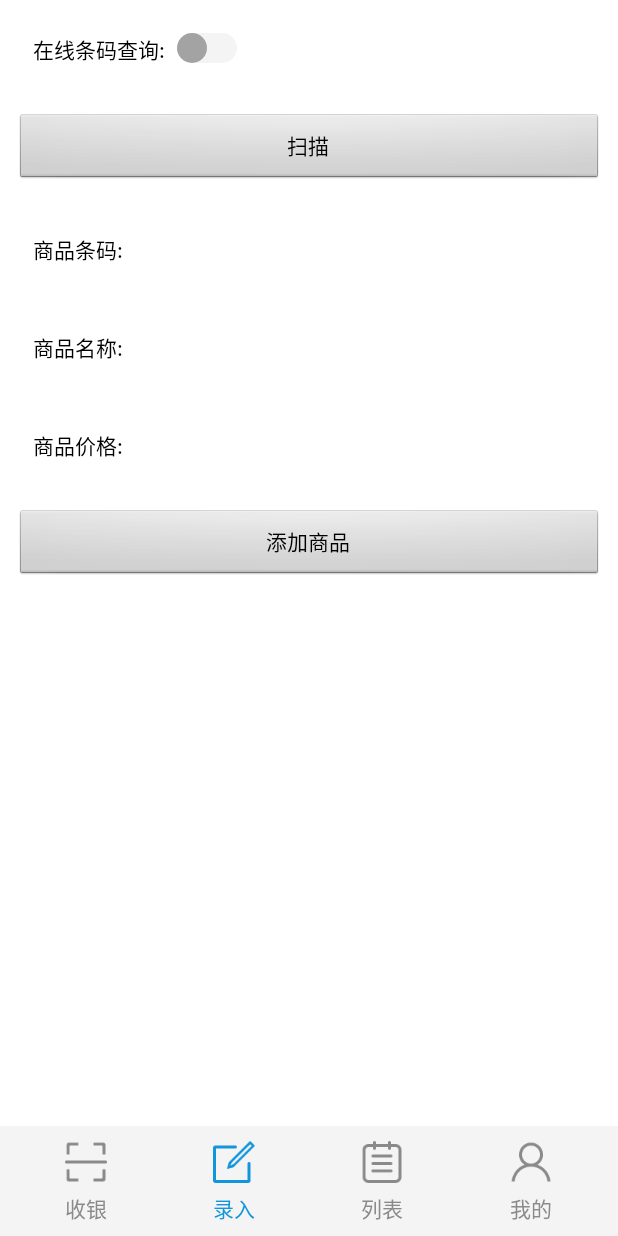
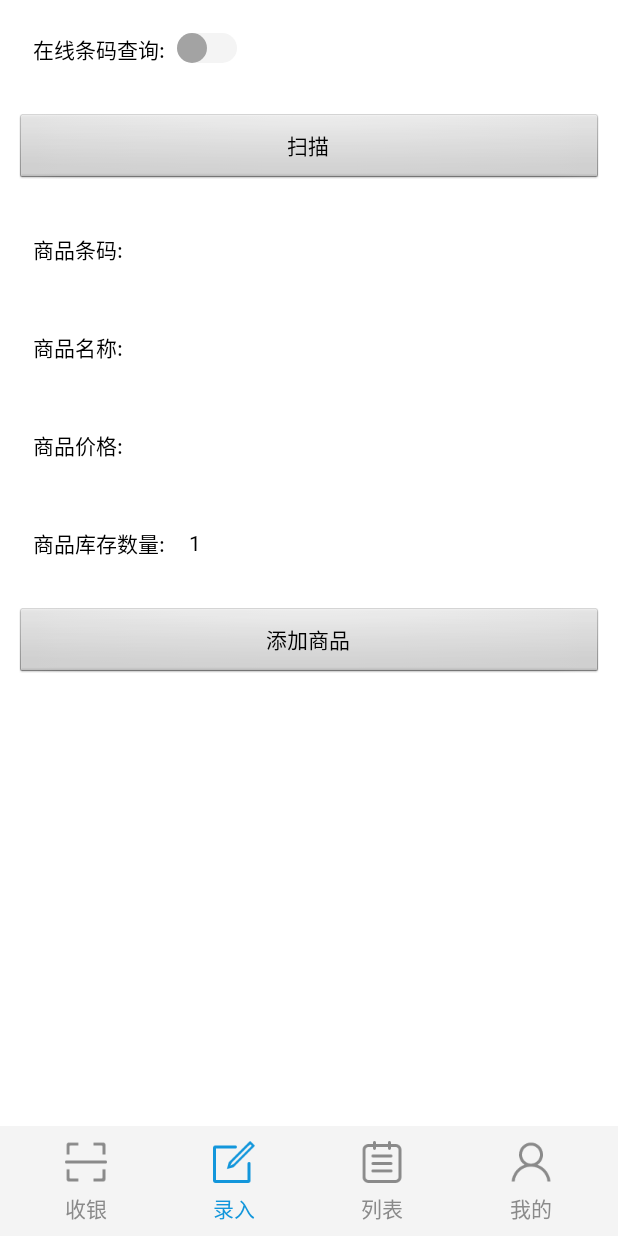
Before and after one commit to hongyang1657/SupermarketSystem, an Android app: the screen it shows after launch (MainActivity), after a tap on "添加商品", on a phone screen of 412 x 824 dp. Run offline under Robolectric (Android 15) with nearby library versions, the phone set to English and light mode, and no system bars; our stand-ins replace Picasso; libraries missing offline, so code that uses them is left out: rx.schedulers; pictures from the network do not load; 5 statements that could not run were skipped; 3 other taps on this screen came first.

```diff
--- a/app/src/main/java/com/hongy/supermarketsystem/fragment/CashierFragment.java
+++ b/app/src/main/java/com/hongy/supermarketsystem/fragment/CashierFragment.java
@@ -26,19 +26,23 @@ import com.hongy.supermarketsystem.bean.Goods;
 import com.hongy.supermarketsystem.fragment.adapter.GoodsAdapter;
 import com.hongy.supermarketsystem.utils.Constant;
 import com.hongy.supermarketsystem.utils.DataBaseUtil;
+import com.hongy.supermarketsystem.utils.L;
 import com.hongy.supermarketsystem.zxing.activity.CaptureActivity;
 
 import java.util.ArrayList;
+import java.util.HashSet;
 import java.util.List;
+import java.util.Set;
 
 import static android.app.Activity.RESULT_OK;
 
-public class CashierFragment extends Fragment {
+public class CashierFragment extends Fragment implements GoodsAdapter.IitemSelect{
 
     private Button btScan;
     private RecyclerView recyclerView;
     private CheckBox cbTotal;
     private Button btTotal;
+    private TextView tvTotalPrice;
     private GoodsAdapter adapter;
     private List<Goods> goodsList = new ArrayList<>();
 
@@ -56,7 +60,8 @@ public class CashierFragment extends Fragment {
         recyclerView = view.findViewById(R.id.recycler_view_cashier_list);
         cbTotal = view.findViewById(R.id.cb_total);
         btTotal = view.findViewById(R.id.bt_settle_accounts);
-        adapter = new GoodsAdapter(goodsList);
+        tvTotalPrice = view.findViewById(R.id.tv_total);
+        adapter = new GoodsAdapter(goodsList,this);
         recyclerView.setLayoutManager(new LinearLayoutManager(getActivity()));
         recyclerView.setAdapter(adapter);
         btScan.setOnClickListener(new View.OnClickListener() {
@@ -119,7 +124,39 @@ public class CashierFragment extends Fragment {
     }
 
     private void searchGoods(String scanResult){
-        goodsList.addAll(DataBaseUtil.queryByBarcode(scanResult));
+        boolean isRepetition = false;
+        //判断如果清单中已经有该商品，则不添加新的item，而是在该商品数量上加一
+        List<Goods> scanResultList = DataBaseUtil.queryByBarcode(scanResult);
+        if (goodsList.size()==0){
+            isRepetition = false;
+        }
+
+        for (int i=0;i<goodsList.size();i++){
+            if (goodsList.get(i).getBarCode().equals(scanResultList.get(0).getBarCode())){          //列表中已经有该商品
+                goodsList.get(i).setNumble(goodsList.get(i).getNumble()+1);
+                L.i("121211111111111212"+scanResultList.get(0).toString());
+                isRepetition = true;
+            }
+        }
+
+        if (!isRepetition){
+            goodsList.add(scanResultList.get(0));
+        }
+
         adapter.notifyData(goodsList);
     }
+
+    /**
+     * 购物车里商品信息改变
+     * @param position  item位置
+     * @param isCheck   是否选中
+     * @param price     价格
+     * @param num   数量
+     */
+    @Override
+    public void onItemChecked(int position,boolean isCheck,String price,int num) {
+        L.i("position:"+position+" ischeck:"+isCheck+" price:"+price+"  num:"+num);
+        Set<Integer> set = new HashSet<>();
+
+    }
 }
--- a/app/src/main/java/com/hongy/supermarketsystem/fragment/EnteringFragment.java
+++ b/app/src/main/java/com/hongy/supermarketsystem/fragment/EnteringFragment.java
@@ -41,7 +41,7 @@ public class EnteringFragment extends Fragment {
 
     private String appcode = "APPCODE 5353076bdf71427c8c8aa5ab97eec66c";
     private Button btScan,btAddGoods;
-    private EditText etBarCode,etGoodsName,etGoodsPrice;
+    private EditText etBarCode,etGoodsName,etGoodsPrice,etGoodsNum;
     private Switch aSwitch;
     private boolean isUseOnlineGoodsSearch = false;
 
@@ -59,6 +59,7 @@ public class EnteringFragment extends Fragment {
         etBarCode = view.findViewById(R.id.et_bar_code);
         etGoodsName = view.findViewById(R.id.et_goods_name);
         etGoodsPrice = view.findViewById(R.id.et_goods_price);
+        etGoodsNum = view.findViewById(R.id.et_goods_num);
         aSwitch = view.findViewById(R.id.sw);
         btScan.setOnClickListener(new View.OnClickListener() {
             @Override
@@ -103,10 +104,11 @@ public class EnteringFragment extends Fragment {
         String goodsName = etGoodsName.getText().toString().trim();
         String goodsPrice = etGoodsPrice.getText().toString().trim();
         String goodsBarcode = etBarCode.getText().toString().trim();
+        int goodsNum = Integer.valueOf(etGoodsNum.getText().toString().trim());
         if ("".equals(goodsName)||"".equals(goodsPrice)||"".equals(goodsBarcode)){
             Toast.makeText(getActivity(), "商品信息不能为空", Toast.LENGTH_SHORT).show();
         }else {
-            Goods goods = new Goods(goodsName,goodsPrice,goodsBarcode,Constant.goodsIconList[new Random().nextInt(22)],true);
+            Goods goods = new Goods(goodsName,goodsPrice,goodsBarcode,Constant.goodsIconList[new Random().nextInt(22)],1,true);
             DataBaseUtil.insertData(goods);
             etGoodsName.setText("");
             etGoodsPrice.setText("");
--- a/app/src/main/java/com/hongy/supermarketsystem/fragment/ListFragment.java
+++ b/app/src/main/java/com/hongy/supermarketsystem/fragment/ListFragment.java
@@ -19,7 +19,7 @@ import com.hongy.supermarketsystem.utils.L;
 import java.util.ArrayList;
 import java.util.List;
 
-public class ListFragment extends Fragment {
+public class ListFragment extends Fragment implements GoodsAdapter.IitemSelect{
 
     private List<Goods> goodsList = new ArrayList<>();
     private GoodsAdapter adapter;
@@ -36,13 +36,12 @@ public class ListFragment extends Fragment {
     @Override
     public void onResume() {
         super.onResume();
-        L.i("onResume");
         refreshData();
     }
 
     private void initView(View view){
         recyclerView = view.findViewById(R.id.recycler_view_search_list);
-        adapter = new GoodsAdapter(goodsList);
+        adapter = new GoodsAdapter(goodsList,this);
         recyclerView.setLayoutManager(new LinearLayoutManager(getActivity()));
         recyclerView.setAdapter(adapter);
     }
@@ -50,8 +49,13 @@ public class ListFragment extends Fragment {
     private void refreshData(){
         goodsList = DataBaseUtil.queryAll();
         for (int i=0;i<goodsList.size();i++){
-            L.i("goodsList:"+goodsList.get(i).toString());
+            //L.i("goodsList:"+goodsList.get(i).toString());
         }
         adapter.notifyData(goodsList);
     }
+
+    @Override
+    public void onItemChecked(int position, boolean isCheck, String price, int num) {
+
+    }
 }
--- a/app/src/main/java/com/hongy/supermarketsystem/fragment/adapter/GoodsAdapter.java
+++ b/app/src/main/java/com/hongy/supermarketsystem/fragment/adapter/GoodsAdapter.java
@@ -27,10 +27,15 @@ public class GoodsAdapter extends RecyclerView.Adapter<GoodsAdapter.MyViewHolder
 
     private List<Goods> goodsList;
     private Context mContext;
+    private IitemSelect iitemSelect;
+    private int num;
+    private boolean is_Checked = true;
 
-    public GoodsAdapter(List<Goods> goodsList) {
+    public GoodsAdapter(List<Goods> goodsList,IitemSelect iitemSelect) {
         this.goodsList = goodsList;
+        this.iitemSelect = iitemSelect;
     }
+
 
     @NonNull
     @Override
@@ -45,26 +50,27 @@ public class GoodsAdapter extends RecyclerView.Adapter<GoodsAdapter.MyViewHolder
         Picasso.get().load(goodsList.get(i).getImgResId()).into(myViewHolder.imageView);
         myViewHolder.tvName.setText(goodsList.get(i).getName());
         myViewHolder.tvPrice.setText("¥"+goodsList.get(i).getPrice());
+        num = goodsList.get(i).getNumble();
+        myViewHolder.tvGoodsNum.setText(String.valueOf(num));
         myViewHolder.ibReduce.setOnClickListener(new View.OnClickListener() {
             @Override
             public void onClick(View v) {
-                setNumPlus(myViewHolder.tvGoodsNum,0);
+                num = setNumPlus(myViewHolder.tvGoodsNum,0);
+                iitemSelect.onItemChecked(i,is_Checked,goodsList.get(i).getPrice(),num);
             }
         });
         myViewHolder.ibPlus.setOnClickListener(new View.OnClickListener() {
             @Override
             public void onClick(View v) {
-                setNumPlus(myViewHolder.tvGoodsNum,1);
+                num = setNumPlus(myViewHolder.tvGoodsNum,1);
+                iitemSelect.onItemChecked(i,is_Checked,goodsList.get(i).getPrice(),num);
             }
         });
         myViewHolder.cbSelectGoods.setOnCheckedChangeListener(new CompoundButton.OnCheckedChangeListener() {
             @Override
             public void onCheckedChanged(CompoundButton buttonView, boolean isChecked) {
-                if (isChecked){
-                    L.i("isChecked11111111:"+i);
-                }else {
-                    L.i("isChecked22222222:"+i);
-                }
+                is_Checked = isChecked;
+                iitemSelect.onItemChecked(i,isChecked,goodsList.get(i).getPrice(),num);
             }
         });
         if (goodsList.get(i).getIsChecked()){
@@ -81,7 +87,7 @@ public class GoodsAdapter extends RecyclerView.Adapter<GoodsAdapter.MyViewHolder
 
 
     //商品数量加一或减一
-    private void setNumPlus(TextView tvGoodsNum,int flag){
+    private int setNumPlus(TextView tvGoodsNum,int flag){
         int num = Integer.valueOf(tvGoodsNum.getText().toString());
         if (flag==0){
             if (num>1){
@@ -95,6 +101,7 @@ public class GoodsAdapter extends RecyclerView.Adapter<GoodsAdapter.MyViewHolder
             }
         }
         tvGoodsNum.setText(String.valueOf(num));
+        return num;
     }
 
     public static class MyViewHolder extends RecyclerView.ViewHolder{
@@ -125,4 +132,7 @@ public class GoodsAdapter extends RecyclerView.Adapter<GoodsAdapter.MyViewHolder
         notifyDataSetChanged();
     }
 
+    public interface IitemSelect{
+        void onItemChecked(int position,boolean isCheck,String price,int num);
+    }
 }
--- a/app/src/main/res/layout/fragment_entering.xml
+++ b/app/src/main/res/layout/fragment_entering.xml
@@ -124,6 +124,36 @@
             android:layout_height="wrap_content" />
     </LinearLayout>
 
+    <LinearLayout
+        android:layout_margin="10dp"
+        android:orientation="horizontal"
+        android:padding="4dp"
+        android:gravity="center_vertical"
+        android:layout_width="match_parent"
+        android:layout_height="wrap_content">
+
+        <TextView
+            android:padding="8dp"
+            android:text="商品库存数量:"
+            android:gravity="center"
+            android:textSize="14sp"
+            android:textColor="@color/colorBlack"
+            android:layout_width="wrap_content"
+            android:layout_height="wrap_content" />
+        <EditText
+            android:id="@+id/et_goods_num"
+            android:background="@null"
+            android:layout_weight="1"
+            android:padding="8dp"
+            android:text="1"
+            android:inputType="number"
+            android:textSize="14sp"
+            android:textColor="@color/colorBlack"
+            android:gravity="center_vertical"
+            android:layout_width="0dp"
+            android:layout_height="wrap_content" />
+    </LinearLayout>
+
     <Button
         android:layout_margin="10dp"
         android:id="@+id/bt_add_goods"
```
Also changed, not shown: app/src/main/java/com/hongy/supermarketsystem/bean/Goods.java (+11 -2 lines).
